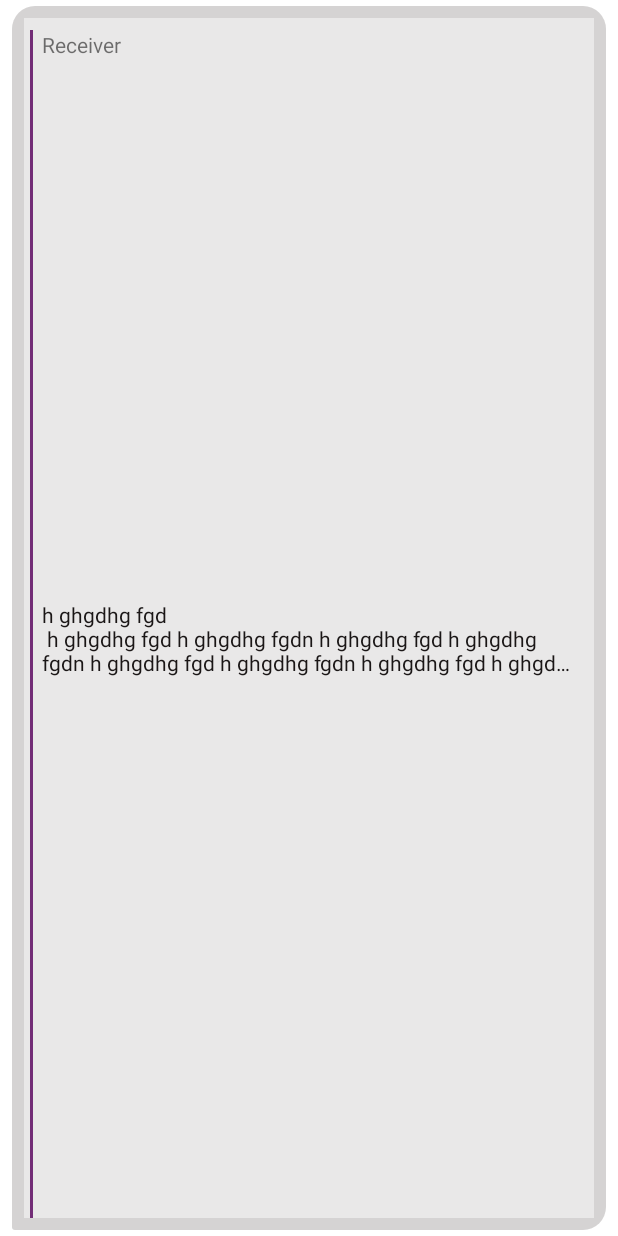
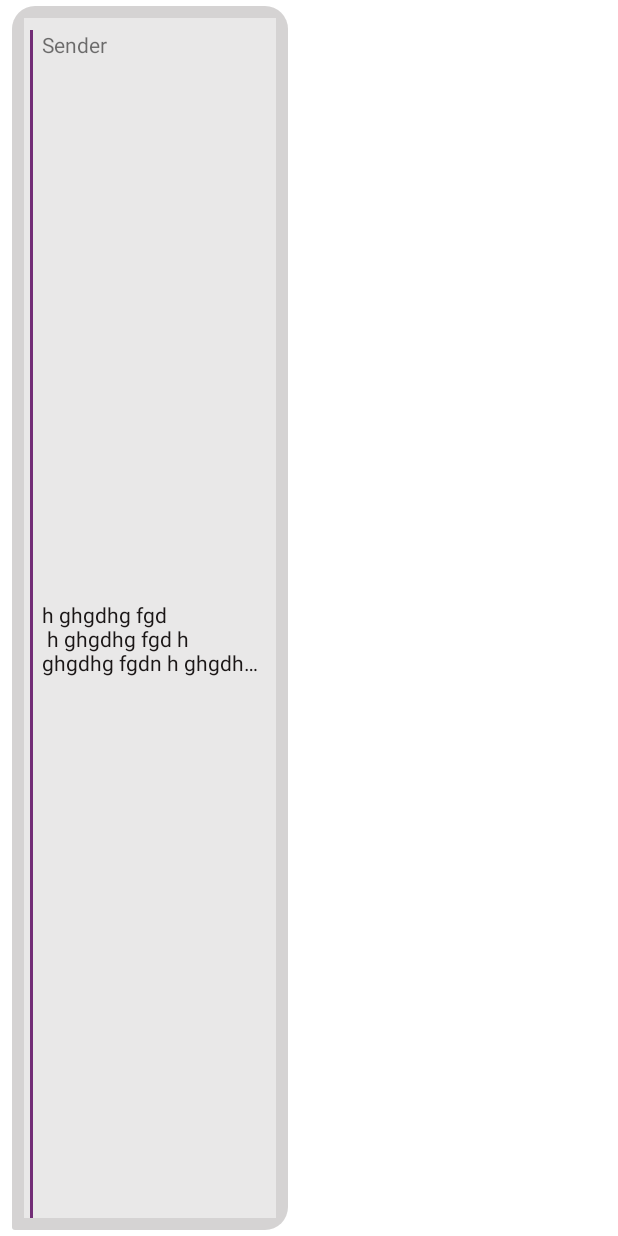
Before and after one commit to SahilJodhawat/Layouts, an Android app: the layout receiver_reply.xml on its own in the app's theme, with its tools: preview values and no code run, on a phone screen of 412 x 824 dp. Run offline under Robolectric (Android 15) with nearby library versions, the phone set to English and light mode, and no system bars; Roboto replaces fonts that are not available here.

Commit message:
new Commit

```diff
--- a/app/src/main/res/drawable/left_tv_bg.xml
+++ b/app/src/main/res/drawable/left_tv_bg.xml
@@ -1,6 +1,10 @@
 <?xml version="1.0" encoding="utf-8"?>
 <shape xmlns:android="http://schemas.android.com/apk/res/android">
+<size
+    android:width="30dp"
+    android:height="30dp">
 
+</size>
     <solid android:color="#D5D3D3"/>
     <corners
         android:bottomLeftRadius="2dp"
--- a/app/src/main/res/drawable/right_tv_bg.xml
+++ b/app/src/main/res/drawable/right_tv_bg.xml
@@ -1,6 +1,9 @@
 <?xml version="1.0" encoding="utf-8"?>
 <shape xmlns:android="http://schemas.android.com/apk/res/android">
+<size android:width="30dp"
+    android:height="30dp">
 
+</size>
     <solid android:color="#F59496"/>
     <corners
         android:bottomLeftRadius="15dp"
--- a/app/src/main/res/layout/receiver_reply.xml
+++ b/app/src/main/res/layout/receiver_reply.xml
@@ -7,11 +7,10 @@
     android:padding="8dp"
     android:layout_marginStart="8dp"
     android:layout_marginTop="4dp"
-    android:layout_marginEnd="8dp"
+    android:layout_marginEnd="220dp"
     android:layout_marginBottom="4dp"
     android:layout_height="wrap_content"
-    android:background="@drawable/left_tv_bg"
-    android:layout_gravity="end">
+    android:background="@drawable/left_tv_bg">
 
     <androidx.constraintlayout.widget.ConstraintLayout
         android:id="@+id/reply1"
@@ -22,8 +21,7 @@
         android:paddingStart="4dp"
         android:paddingTop="8dp"
         app:layout_constraintStart_toStartOf="parent"
-        app:layout_constraintTop_toTopOf="parent"
-        android:foregroundGravity="left">
+        app:layout_constraintTop_toTopOf="parent">
 
         <View
             android:id="@+id/image_line"
@@ -38,7 +36,7 @@
             android:layout_height="wrap_content"
             android:layout_marginHorizontal="8dp"
             android:id="@+id/name"
-            android:text="Receiver"
+            android:text="Sender"
             app:layout_constraintStart_toStartOf="@+id/image_line"
             app:layout_constraintTop_toTopOf="parent" />
 
```
Also changed, not shown: app/src/main/java/com/example/layouts/MainActivity.kt (+8 -1 lines), app/src/main/res/layout/sender_reply.xml (+3 -5 lines).
